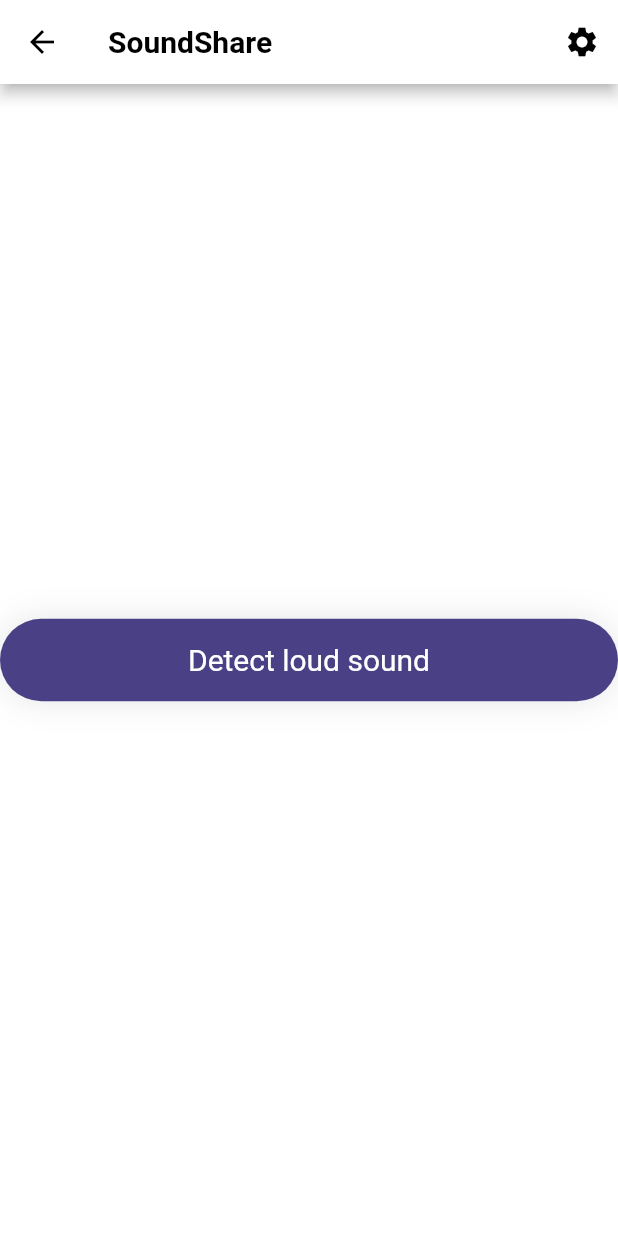
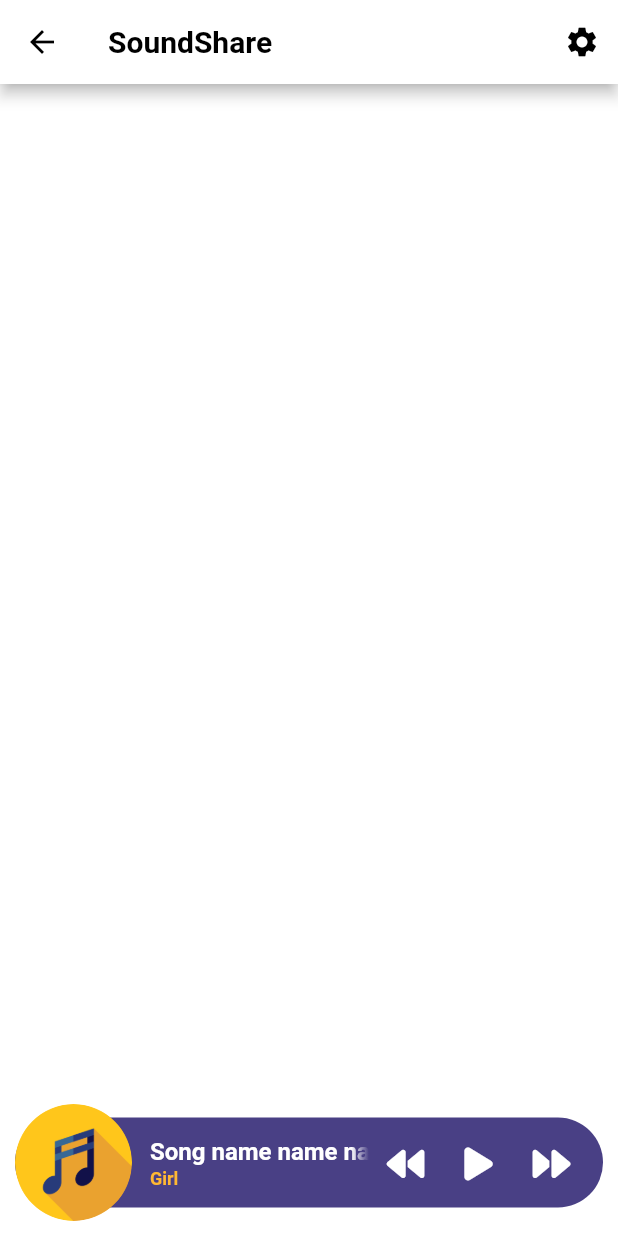
Before and after one commit to SpeeritX/SoundShare, a Flutter app: the screen it shows after launch, after a tap on "Record", on a phone screen of 412 x 824 dp. Run offline on Flutter 3.47's test engine with Material 2 defaults, Android fonts, the phone set to English and light mode, and no system bars; our stand-ins replace file_picker, flutter_svg, font_awesome_flutter, freezed_annotation, just_audio, logger and 1 more; missing offline and left inert: id3, media_info, noise_meter, security_scoped_resource; Roboto replaces fonts that are missing (Poppins).

Commit message:
Create small player frontend

```diff
--- a/lib/ui/screens/home/home_screen.dart
+++ b/lib/ui/screens/home/home_screen.dart
@@ -1,12 +1,13 @@
 import 'package:flutter/material.dart';
 import 'package:flutter_svg/svg.dart';
 import 'package:sound_share/domain/network/p2p/p2p_network.dart';
-import 'package:sound_share/ui/screens/home/record_screen.dart';
 import 'package:sound_share/ui/screens/player/music_test_screen.dart';
 import 'package:sound_share/ui/screens/player/player_screen.dart';
 
 import '../../style/paddings.dart';
 import '../../widgets/buttons/primary_full_button.dart';
+
+import '../player/player_test_screen.dart';
 
 class HomeScreen extends StatefulWidget {
   const HomeScreen({Key? key}) : super(key: key);
@@ -117,7 +118,7 @@ class _HomeScreenState extends State<HomeScreen> {
   }
 
   void _openRecording() {
-    Navigator.of(context)
-        .push(MaterialPageRoute(builder: (context) => RecordScreen()));
+    Navigator.of(context).push(
+        MaterialPageRoute(builder: (context) => const PlayerTestScreen()));
   }
 }
--- /dev/null
+++ b/lib/ui/screens/player/player_test_screen.dart
@@ -0,0 +1,36 @@
+import 'package:flutter/material.dart';
+import 'package:sound_share/ui/widgets/music/player_widget.dart';
+import '../settings/settings_screen.dart';
+
+class PlayerTestScreen extends StatefulWidget {
+  const PlayerTestScreen({Key? key}) : super(key: key);
+
+  @override
+  State<PlayerTestScreen> createState() => _PlayerTestScreenState();
+}
+
+class _PlayerTestScreenState extends State<PlayerTestScreen> {
+  @override
+  Widget build(BuildContext context) {
+    return Scaffold(
+      appBar: AppBar(
+        title: const Text("SoundShare"),
+        actions: [
+          IconButton(
+            onPressed: () {
+              Navigator.of(context).push(MaterialPageRoute(
+                  builder: (context) => const SettingsScreen()));
+            },
+            icon: const Icon(Icons.settings),
+          )
+        ],
+      ),
+      body: Column(
+        children: [
+          Expanded(child: Container()),
+          const PlayerWidget(),
+        ],
+      ),
+    );
+  }
+}
--- /dev/null
+++ b/lib/ui/widgets/music/player_widget.dart
@@ -0,0 +1,138 @@
+import 'package:flutter/material.dart';
+import 'package:font_awesome_flutter/font_awesome_flutter.dart';
+import 'package:sound_share/ui/style/app_colors.dart';
+
+class PlayerWidget extends StatefulWidget {
+  static const FaIcon playIcon = FaIcon(
+    FontAwesomeIcons.play,
+    color: Colors.white,
+    size: 25.0,
+  );
+
+  static const FaIcon pauseIcon = FaIcon(
+    FontAwesomeIcons.pause,
+    color: Colors.white,
+    size: 25.0,
+  );
+
+  const PlayerWidget({
+    Key? key,
+  }) : super(key: key);
+
+  @override
+  State<PlayerWidget> createState() => _PlayerWidgetState();
+}
+
+class _PlayerWidgetState extends State<PlayerWidget> {
+  bool toggle = false;
+
+  @override
+  Widget build(BuildContext context) {
+    return Container(
+      width: double.infinity,
+      padding: const EdgeInsets.all(10),
+      child: Stack(
+        children: [
+          Positioned.fill(
+            child: Center(child: _buildButtons()),
+          ),
+          ClipOval(
+            child: SizedBox.fromSize(
+              size: const Size.fromRadius(39), // Image radius
+              child: Image.asset('assets/Music1.png', fit: BoxFit.cover),
+            ),
+          ),
+        ],
+      ),
+    );
+  }
+
+  Widget _buildButtons() {
+    return Container(
+      height: 60,
+      padding: const EdgeInsets.only(
+        left: 90,
+        top: 10,
+        right: 10,
+        bottom: 10,
+      ),
+      decoration: BoxDecoration(
+        borderRadius: BorderRadius.circular(50),
+        color: AppColors.primaryColor,
+      ),
+      child: Row(
+        children: [
+          Expanded(
+            flex: 6,
+            child: Column(
+              mainAxisAlignment: MainAxisAlignment.center,
+              crossAxisAlignment: CrossAxisAlignment.start,
+              children: const [
+                Text(
+                  "Song name name name",
+                  overflow: TextOverflow.fade,
+                  softWrap: false,
+                  style: TextStyle(
+                      fontSize: 16,
+                      fontWeight: FontWeight.bold,
+                      color: Colors.white),
+                ),
+                Text(
+                  "",
+                  style: TextStyle(fontSize: 3),
+                ),
+                Text(
+                  "Girl",
+                  overflow: TextOverflow.fade,
+                  softWrap: false,
+                  style: TextStyle(
+                      fontSize: 12,
+                      fontWeight: FontWeight.w600,
+                      color: Color(0xffffb833),
+                      height: 1.0),
+                ),
+              ],
+            ),
+          ),
+          Expanded(
+            flex: 2,
+            child: IconButton(
+              onPressed: () {
+                // toggle = !toggle;
+              },
+              icon: const FaIcon(
+                FontAwesomeIcons.backward,
+                color: Colors.white,
+                size: 25.0,
+              ),
+            ),
+          ),
+          Expanded(
+            flex: 2,
+            child: IconButton(
+              onPressed: () {
+                setState(() {
+                  toggle = !toggle;
+                });
+              },
+              icon: !toggle ? PlayerWidget.playIcon : PlayerWidget.pauseIcon,
+            ),
+          ),
+          Expanded(
+            flex: 2,
+            child: IconButton(
+              onPressed: () {
+                // toggle = !toggle;
+              },
+              icon: const FaIcon(
+                FontAwesomeIcons.forward,
+                color: Colors.white,
+                size: 25.0,
+              ),
+            ),
+          ),
+        ],
+      ),
+    );
+  }
+}
--- a/pubspec.yaml
+++ b/pubspec.yaml
@@ -51,6 +51,7 @@ dependencies:
   path: ^1.8.2
   noise_meter: ^3.1.0
   flutter_svg: ^1.1.6
+  font_awesome_flutter: ^10.2.1
 
 dev_dependencies:
   flutter_test:
```
Also changed, not shown: assets/Music.png (added), assets/Music1.png (added), pubspec.lock.
